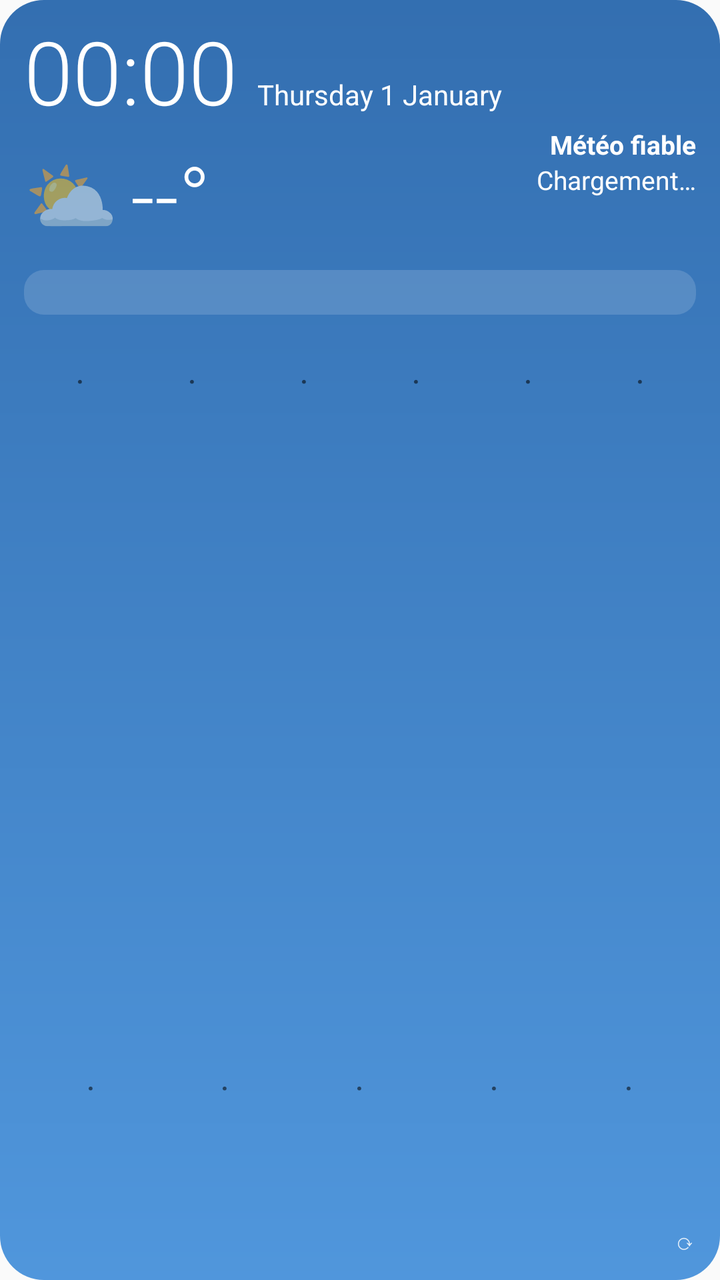
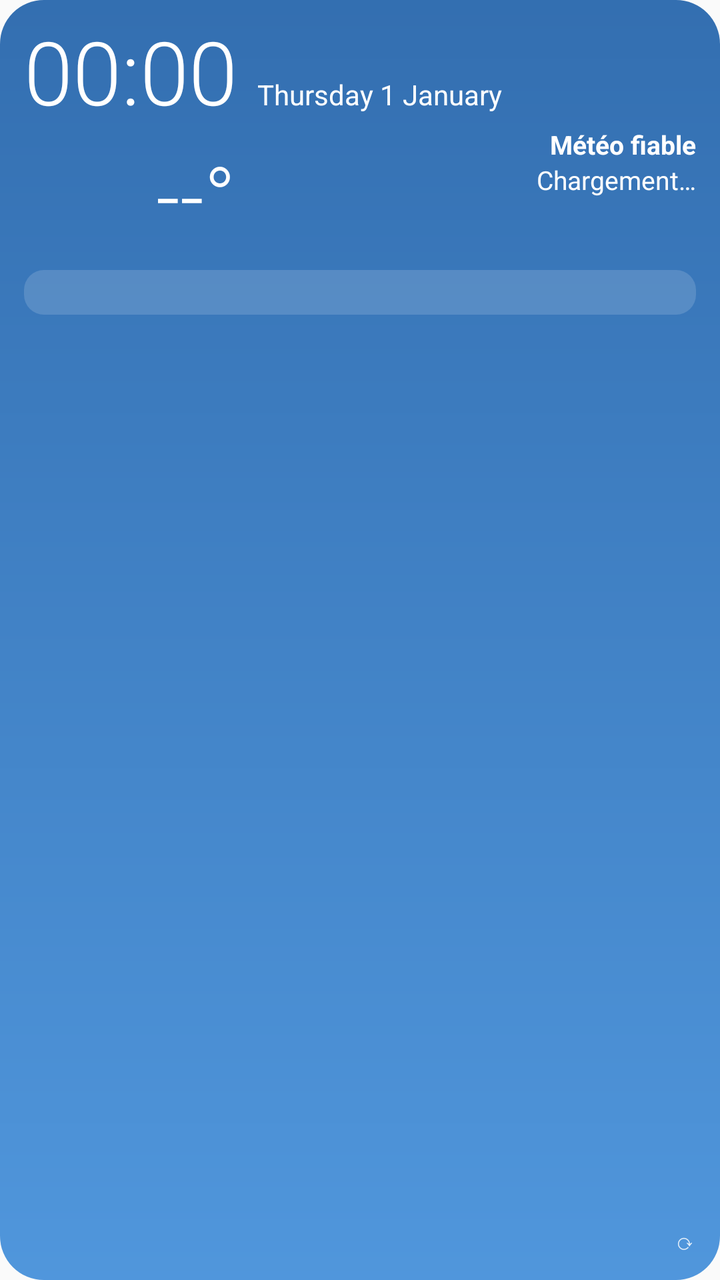

Two renders of the same Android screen: before a commit and after it. Below are the layout's source before the change and the commit's diff.
<!-- AndroidManifest.xml: application theme android:Theme.Material.Light.NoActionBar -->
<!-- res/layout/widget_large.xml -->
<?xml version="1.0" encoding="utf-8"?>
<FrameLayout xmlns:android="http://schemas.android.com/apk/res/android"
    android:id="@+id/root"
    android:layout_width="match_parent"
    android:layout_height="match_parent">

    
    <ImageView
        android:id="@+id/bg"
        android:layout_width="match_parent"
        android:layout_height="match_parent"
        android:contentDescription="@null"
        android:scaleType="fitXY"
        android:src="@drawable/widget_bg" />

<LinearLayout
    android:id="@+id/content"
    android:layout_width="match_parent"
    android:layout_height="match_parent"
    android:orientation="vertical"
    android:padding="12dp">

    <LinearLayout
        android:id="@+id/clock_row"
        android:layout_width="match_parent"
        android:layout_height="wrap_content"
        android:gravity="bottom"
        android:orientation="horizontal">
        <TextClock
            android:id="@+id/clock"
            android:layout_width="wrap_content"
            android:layout_height="wrap_content"
            android:fontFamily="sans-serif-light"
            android:format12Hour="HH:mm"
            android:format24Hour="HH:mm"
            android:includeFontPadding="false"
            android:textColor="#FFFFFF"
            android:textSize="44sp" />
        <TextClock
            android:id="@+id/date"
            style="@style/WText"
            android:layout_width="0dp"
            android:layout_weight="1"
            android:layout_marginStart="10dp"
            android:paddingBottom="5dp"
            android:ellipsize="end"
            android:format12Hour="EEEE d MMMM"
            android:format24Hour="EEEE d MMMM"
            android:textSize="14sp" />
    </LinearLayout>



    <LinearLayout
        android:layout_width="match_parent"
        android:layout_height="wrap_content"
        android:gravity="center_vertical"
        android:orientation="horizontal">

        <TextView
            android:id="@+id/icon"
            android:layout_width="wrap_content"
            android:layout_height="wrap_content"
            android:textSize="38sp"
            android:text="⛅" />

        <TextView
            android:id="@+id/temp"
            android:layout_width="wrap_content"
            android:layout_height="wrap_content"
            android:layout_marginStart="6dp"
            android:fontFamily="sans-serif-light"
            android:textColor="#FFFFFF"
            android:textSize="42sp"
            android:text="--°" />

        <LinearLayout
            android:layout_width="0dp"
            android:layout_height="wrap_content"
            android:layout_weight="1"
            android:gravity="end"
            android:orientation="vertical">
            <TextClock android:id="@+id/clock_small" style="@style/WText" android:textStyle="bold" android:textSize="15sp" android:format12Hour="HH:mm" android:format24Hour="HH:mm" android:visibility="gone" />
            <TextView android:id="@+id/place" style="@style/WText" android:textStyle="bold" android:text="Météo fiable" />
            <TextView android:id="@+id/cond" style="@style/WText" android:text="Chargement…" />
            <TextView android:id="@+id/minmax" style="@style/WSmall" android:text="" />
            <TextView android:id="@+id/wind" style="@style/WText" android:textStyle="bold" android:text="" />
        </LinearLayout>
    </LinearLayout>

    <TextView
        android:id="@+id/alert"
        android:layout_width="match_parent"
        android:layout_height="wrap_content"
        android:layout_marginTop="4dp"
        android:background="@drawable/alert_bg"
        android:paddingStart="8dp"
        android:paddingTop="3dp"
        android:paddingEnd="8dp"
        android:paddingBottom="3dp"
        android:textColor="#FFFFFF"
        android:textSize="12sp"
        android:textStyle="bold"
        android:maxLines="1"
        android:ellipsize="end"
        android:visibility="gone"
        android:text="" />

    <TextView
        android:id="@+id/rain"
        android:layout_width="match_parent"
        android:layout_height="wrap_content"
        android:layout_marginTop="4dp"
        android:background="@drawable/chip_bg"
        android:paddingStart="8dp"
        android:paddingTop="3dp"
        android:paddingEnd="8dp"
        android:paddingBottom="3dp"
        android:textColor="#FFFFFF"
        android:textSize="12sp"
        android:maxLines="1"
        android:ellipsize="end"
        android:text="" />

    <LinearLayout
        android:id="@+id/hours"
        android:layout_width="match_parent"
        android:layout_height="wrap_content"
        android:layout_marginTop="6dp"
        android:orientation="horizontal">
        <LinearLayout
            android:layout_width="0dp"
            android:layout_height="wrap_content"
            android:layout_weight="1"
            android:gravity="center_horizontal"
            android:orientation="vertical">
            <TextView android:id="@+id/h0_t" style="@style/WSmall" android:text="" />
            <TextView android:id="@+id/h0_icon" android:layout_width="wrap_content" android:layout_height="wrap_content" android:textSize="18sp" android:text="·" />
            <TextView android:id="@+id/h0_temp" style="@style/WBold" android:text="" />
            <TextView android:id="@+id/h0_wind" style="@style/WWind" android:text="" />
        </LinearLayout>
        <LinearLayout
            android:layout_width="0dp"
            android:layout_height="wrap_content"
            android:layout_weight="1"
            android:gravity="center_horizontal"
            android:orientation="vertical">
            <TextView android:id="@+id/h1_t" style="@style/WSmall" android:text="" />
            <TextView android:id="@+id/h1_icon" android:layout_width="wrap_content" android:layout_height="wrap_content" android:textSize="18sp" android:text="·" />
            <TextView android:id="@+id/h1_temp" style="@style/WBold" android:text="" />
            <TextView android:id="@+id/h1_wind" style="@style/WWind" android:text="" />
        </LinearLayout>
        <LinearLayout
            android:layout_width="0dp"
            android:layout_height="wrap_content"
            android:layout_weight="1"
            android:gravity="center_horizontal"
            android:orientation="vertical">
            <TextView android:id="@+id/h2_t" style="@style/WSmall" android:text="" />
            <TextView android:id="@+id/h2_icon" android:layout_width="wrap_content" android:layout_height="wrap_content" android:textSize="18sp" android:text="·" />
            <TextView android:id="@+id/h2_temp" style="@style/WBold" android:text="" />
            <TextView android:id="@+id/h2_wind" style="@style/WWind" android:text="" />
        </LinearLayout>
        <LinearLayout
            android:layout_width="0dp"
            android:layout_height="wrap_content"
            android:layout_weight="1"
            android:gravity="center_horizontal"
            android:orientation="vertical">
            <TextView android:id="@+id/h3_t" style="@style/WSmall" android:text="" />
            <TextView android:id="@+id/h3_icon" android:layout_width="wrap_content" android:layout_height="wrap_content" android:textSize="18sp" android:text="·" />
            <TextView android:id="@+id/h3_temp" style="@style/WBold" android:text="" />
            <TextView android:id="@+id/h3_wind" style="@style/WWind" android:text="" />
        </LinearLayout>
        <LinearLayout
            android:layout_width="0dp"
            android:layout_height="wrap_content"
            android:layout_weight="1"
            android:gravity="center_horizontal"
            android:orientation="vertical">
            <TextView android:id="@+id/h4_t" style="@style/WSmall" android:text="" />
            <TextView android:id="@+id/h4_icon" android:layout_width="wrap_content" android:layout_height="wrap_content" android:textSize="18sp" android:text="·" />
            <TextView android:id="@+id/h4_temp" style="@style/WBold" android:text="" />
            <TextView android:id="@+id/h4_wind" style="@style/WWind" android:text="" />
        </LinearLayout>
        <LinearLayout
            android:layout_width="0dp"
            android:layout_height="wrap_content"
            android:layout_weight="1"
            android:gravity="center_horizontal"
            android:orientation="vertical">
            <TextView android:id="@+id/h5_t" style="@style/WSmall" android:text="" />
            <TextView android:id="@+id/h5_icon" android:layout_width="wrap_content" android:layout_height="wrap_content" android:textSize="18sp" android:text="·" />
            <TextView android:id="@+id/h5_temp" style="@style/WBold" android:text="" />
            <TextView android:id="@+id/h5_wind" style="@style/WWind" android:text="" />
        </LinearLayout>
    </LinearLayout>

    <ImageView
        android:id="@+id/chart"
        android:layout_width="match_parent"
        android:layout_height="0dp"
        android:layout_weight="1"
        android:minHeight="60dp"
        android:layout_marginTop="6dp"
        android:scaleType="fitXY"
        android:contentDescription="Vent et pluie sur 24 h" />

    <LinearLayout
        android:id="@+id/days"
        android:layout_width="match_parent"
        android:layout_height="wrap_content"
        android:layout_marginTop="6dp"
        android:orientation="horizontal">
        <LinearLayout
            android:layout_width="0dp"
            android:layout_height="wrap_content"
            android:layout_weight="1"
            android:gravity="center_horizontal"
            android:orientation="vertical">
            <TextView android:id="@+id/d0_t" style="@style/WSmall" android:text="" />
            <TextView android:id="@+id/d0_icon" android:layout_width="wrap_content" android:layout_height="wrap_content" android:textSize="18sp" android:text="·" />
            <TextView android:id="@+id/d0_temp" style="@style/WBold" android:text="" />
            <TextView android:id="@+id/d0_wind" style="@style/WWind" android:text="" />
        </LinearLayout>
        <LinearLayout
            android:layout_width="0dp"
            android:layout_height="wrap_content"
            android:layout_weight="1"
            android:gravity="center_horizontal"
            android:orientation="vertical">
            <TextView android:id="@+id/d1_t" style="@style/WSmall" android:text="" />
            <TextView android:id="@+id/d1_icon" android:layout_width="wrap_content" android:layout_height="wrap_content" android:textSize="18sp" android:text="·" />
            <TextView android:id="@+id/d1_temp" style="@style/WBold" android:text="" />
            <TextView android:id="@+id/d1_wind" style="@style/WWind" android:text="" />
        </LinearLayout>
        <LinearLayout
            android:layout_width="0dp"
            android:layout_height="wrap_content"
            android:layout_weight="1"
            android:gravity="center_horizontal"
            android:orientation="vertical">
            <TextView android:id="@+id/d2_t" style="@style/WSmall" android:text="" />
            <TextView android:id="@+id/d2_icon" android:layout_width="wrap_content" android:layout_height="wrap_content" android:textSize="18sp" android:text="·" />
            <TextView android:id="@+id/d2_temp" style="@style/WBold" android:text="" />
            <TextView android:id="@+id/d2_wind" style="@style/WWind" android:text="" />
        </LinearLayout>
        <LinearLayout
            android:layout_width="0dp"
            android:layout_height="wrap_content"
            android:layout_weight="1"
            android:gravity="center_horizontal"
            android:orientation="vertical">
            <TextView android:id="@+id/d3_t" style="@style/WSmall" android:text="" />
            <TextView android:id="@+id/d3_icon" android:layout_width="wrap_content" android:layout_height="wrap_content" android:textSize="18sp" android:text="·" />
            <TextView android:id="@+id/d3_temp" style="@style/WBold" android:text="" />
            <TextView android:id="@+id/d3_wind" style="@style/WWind" android:text="" />
        </LinearLayout>
        <LinearLayout
            android:layout_width="0dp"
            android:layout_height="wrap_content"
            android:layout_weight="1"
            android:gravity="center_horizontal"
            android:orientation="vertical">
            <TextView android:id="@+id/d4_t" style="@style/WSmall" android:text="" />
            <TextView android:id="@+id/d4_icon" android:layout_width="wrap_content" android:layout_height="wrap_content" android:textSize="18sp" android:text="·" />
            <TextView android:id="@+id/d4_temp" style="@style/WBold" android:text="" />
            <TextView android:id="@+id/d4_wind" style="@style/WWind" android:text="" />
        </LinearLayout>
    </LinearLayout>

    <TextView
        android:id="@+id/sessions"
        style="@style/WSmall"
        android:layout_width="match_parent"
        android:layout_marginTop="4dp"
        android:maxLines="2"
        android:singleLine="false"
        android:text="" />

    <LinearLayout
        android:layout_width="match_parent"
        android:layout_height="wrap_content"
        android:layout_marginTop="4dp"
        android:orientation="horizontal">
        <TextView
            android:id="@+id/footer"
            style="@style/WSmall"
            android:layout_width="0dp"
            android:layout_weight="1"
            android:ellipsize="end"
            android:text="" />
        <TextView
            android:id="@+id/refresh"
            style="@style/WSmall"
            android:paddingStart="10dp"
            android:text="⟳" />
    </LinearLayout>
</LinearLayout>
</FrameLayout>
<!-- resources referenced by this layout -->
<resources>
  <!-- drawable alert_bg (drawable) -->
  <?xml version="1.0" encoding="utf-8"?>
  <shape xmlns:android="http://schemas.android.com/apk/res/android" android:shape="rectangle">
      <solid android:color="#CCE8590C" />
      <corners android:radius="10dp" />
  </shape>
  <!-- drawable chip_bg (drawable) -->
  <?xml version="1.0" encoding="utf-8"?>
  <shape xmlns:android="http://schemas.android.com/apk/res/android" android:shape="rectangle">
      <solid android:color="#26FFFFFF" />
      <corners android:radius="10dp" />
  </shape>
  <!-- drawable widget_bg (drawable) -->
  <?xml version="1.0" encoding="utf-8"?>
  <shape xmlns:android="http://schemas.android.com/apk/res/android" android:shape="rectangle">
      <gradient android:angle="300" android:startColor="#E61D5FA8" android:endColor="#E63D8BD8" />
      <corners android:radius="22dp" />
  </shape>
  <style name="WBold" parent="WText">
          <item name="android:textStyle">bold</item>
      </style>
  <style name="WSmall" parent="WText">
          <item name="android:textColor">#D9FFFFFF</item>
          <item name="android:textSize">11sp</item>
      </style>
  <style name="WText">
          <item name="android:layout_width">wrap_content</item>
          <item name="android:layout_height">wrap_content</item>
          <item name="android:textColor">#FFFFFF</item>
          <item name="android:textSize">13sp</item>
          <item name="android:maxLines">1</item>
      </style>
  <style name="WWind" parent="WText">
          <item name="android:textColor">#111111</item>
          <item name="android:textSize">11sp</item>
          <item name="android:paddingStart">5dp</item>
          <item name="android:paddingEnd">5dp</item>
          <item name="android:layout_marginTop">2dp</item>
      </style>
</resources>

<!-- the commit's change to res/layout/widget_large.xml (unified diff, before → after) -->
@@ -57,12 +57,22 @@
         android:gravity="center_vertical"
         android:orientation="horizontal">
 
-        <TextView
-            android:id="@+id/icon"
-            android:layout_width="wrap_content"
-            android:layout_height="wrap_content"
-            android:textSize="38sp"
-            android:text="⛅" />
+        
+    <ViewFlipper
+        android:id="@+id/icon_anim"
+        android:layout_width="60dp"
+        android:layout_height="60dp"
+        android:autoStart="true"
+        android:flipInterval="160">
+        <ImageView android:id="@+id/icon_f0" android:layout_width="60dp" android:layout_height="60dp" android:contentDescription="@null" />
+        <ImageView android:id="@+id/icon_f1" android:layout_width="60dp" android:layout_height="60dp" android:contentDescription="@null" />
+        <ImageView android:id="@+id/icon_f2" android:layout_width="60dp" android:layout_height="60dp" android:contentDescription="@null" />
+        <ImageView android:id="@+id/icon_f3" android:layout_width="60dp" android:layout_height="60dp" android:contentDescription="@null" />
+        <ImageView android:id="@+id/icon_f4" android:layout_width="60dp" android:layout_height="60dp" android:contentDescription="@null" />
+        <ImageView android:id="@+id/icon_f5" android:layout_width="60dp" android:layout_height="60dp" android:contentDescription="@null" />
+        <ImageView android:id="@+id/icon_f6" android:layout_width="60dp" android:layout_height="60dp" android:contentDescription="@null" />
+        <ImageView android:id="@+id/icon_f7" android:layout_width="60dp" android:layout_height="60dp" android:contentDescription="@null" />
+    </ViewFlipper>
 
         <TextView
             android:id="@+id/temp"
@@ -135,7 +145,7 @@
             android:gravity="center_horizontal"
             android:orientation="vertical">
             <TextView android:id="@+id/h0_t" style="@style/WSmall" android:text="" />
-            <TextView android:id="@+id/h0_icon" android:layout_width="wrap_content" android:layout_height="wrap_content" android:textSize="18sp" android:text="·" />
+            <ImageView android:id="@+id/h0_icon" android:layout_width="26dp" android:layout_height="26dp" android:layout_marginTop="1dp" android:contentDescription="@null" />
             <TextView android:id="@+id/h0_temp" style="@style/WBold" android:text="" />
             <TextView android:id="@+id/h0_wind" style="@style/WWind" android:text="" />
         </LinearLayout>
@@ -146,7 +156,7 @@
             android:gravity="center_horizontal"
             android:orientation="vertical">
             <TextView android:id="@+id/h1_t" style="@style/WSmall" android:text="" />
-            <TextView android:id="@+id/h1_icon" android:layout_width="wrap_content" android:layout_height="wrap_content" android:textSize="18sp" android:text="·" />
+            <ImageView android:id="@+id/h1_icon" android:layout_width="26dp" android:layout_height="26dp" android:layout_marginTop="1dp" android:contentDescription="@null" />
             <TextView android:id="@+id/h1_temp" style="@style/WBold" android:text="" />
             <TextView android:id="@+id/h1_wind" style="@style/WWind" android:text="" />
         </LinearLayout>
@@ -157,7 +167,7 @@
             android:gravity="center_horizontal"
             android:orientation="vertical">
             <TextView android:id="@+id/h2_t" style="@style/WSmall" android:text="" />
-            <TextView android:id="@+id/h2_icon" android:layout_width="wrap_content" android:layout_height="wrap_content" android:textSize="18sp" android:text="·" />
+            <ImageView android:id="@+id/h2_icon" android:layout_width="26dp" android:layout_height="26dp" android:layout_marginTop="1dp" android:contentDescription="@null" />
             <TextView android:id="@+id/h2_temp" style="@style/WBold" android:text="" />
             <TextView android:id="@+id/h2_wind" style="@style/WWind" android:text="" />
         </LinearLayout>
@@ -168,7 +178,7 @@
             android:gravity="center_horizontal"
             android:orientation="vertical">
             <TextView android:id="@+id/h3_t" style="@style/WSmall" android:text="" />
-            <TextView android:id="@+id/h3_icon" android:layout_width="wrap_content" android:layout_height="wrap_content" android:textSize="18sp" android:text="·" />
+            <ImageView android:id="@+id/h3_icon" android:layout_width="26dp" android:layout_height="26dp" android:layout_marginTop="1dp" android:contentDescription="@null" />
             <TextView android:id="@+id/h3_temp" style="@style/WBold" android:text="" />
             <TextView android:id="@+id/h3_wind" style="@style/WWind" android:text="" />
         </LinearLayout>
@@ -179,7 +189,7 @@
             android:gravity="center_horizontal"
             android:orientation="vertical">
             <TextView android:id="@+id/h4_t" style="@style/WSmall" android:text="" />
-            <TextView android:id="@+id/h4_icon" android:layout_width="wrap_content" android:layout_height="wrap_content" android:textSize="18sp" android:text="·" />
+            <ImageView android:id="@+id/h4_icon" android:layout_width="26dp" android:layout_height="26dp" android:layout_marginTop="1dp" android:contentDescription="@null" />
             <TextView android:id="@+id/h4_temp" style="@style/WBold" android:text="" />
             <TextView android:id="@+id/h4_wind" style="@style/WWind" android:text="" />
         </LinearLayout>
@@ -190,7 +200,7 @@
             android:gravity="center_horizontal"
             android:orientation="vertical">
             <TextView android:id="@+id/h5_t" style="@style/WSmall" android:text="" />
-            <TextView android:id="@+id/h5_icon" android:layout_width="wrap_content" android:layout_height="wrap_content" android:textSize="18sp" android:text="·" />
+            <ImageView android:id="@+id/h5_icon" android:layout_width="26dp" android:layout_height="26dp" android:layout_marginTop="1dp" android:contentDescription="@null" />
             <TextView android:id="@+id/h5_temp" style="@style/WBold" android:text="" />
             <TextView android:id="@+id/h5_wind" style="@style/WWind" android:text="" />
         </LinearLayout>
@@ -219,7 +229,7 @@
             android:gravity="center_horizontal"
             android:orientation="vertical">
             <TextView android:id="@+id/d0_t" style="@style/WSmall" android:text="" />
-            <TextView android:id="@+id/d0_icon" android:layout_width="wrap_content" android:layout_height="wrap_content" android:textSize="18sp" android:text="·" />
+            <ImageView android:id="@+id/d0_icon" android:layout_width="26dp" android:layout_height="26dp" android:layout_marginTop="1dp" android:contentDescription="@null" />
             <TextView android:id="@+id/d0_temp" style="@style/WBold" android:text="" />
             <TextView android:id="@+id/d0_wind" style="@style/WWind" android:text="" />
         </LinearLayout>
@@ -230,7 +240,7 @@
             android:gravity="center_horizontal"
             android:orientation="vertical">
             <TextView android:id="@+id/d1_t" style="@style/WSmall" android:text="" />
-            <TextView android:id="@+id/d1_icon" android:layout_width="wrap_content" android:layout_height="wrap_content" android:textSize="18sp" android:text="·" />
+            <ImageView android:id="@+id/d1_icon" android:layout_width="26dp" android:layout_height="26dp" android:layout_marginTop="1dp" android:contentDescription="@null" />
             <TextView android:id="@+id/d1_temp" style="@style/WBold" android:text="" />
             <TextView android:id="@+id/d1_wind" style="@style/WWind" android:text="" />
         </LinearLayout>
@@ -241,7 +251,7 @@
             android:gravity="center_horizontal"
             android:orientation="vertical">
             <TextView android:id="@+id/d2_t" style="@style/WSmall" android:text="" />
-            <TextView android:id="@+id/d2_icon" android:layout_width="wrap_content" android:layout_height="wrap_content" android:textSize="18sp" android:text="·" />
+            <ImageView android:id="@+id/d2_icon" android:layout_width="26dp" android:layout_height="26dp" android:layout_marginTop="1dp" android:contentDescription="@null" />
             <TextView android:id="@+id/d2_temp" style="@style/WBold" android:text="" />
             <TextView android:id="@+id/d2_wind" style="@style/WWind" android:text="" />
         </LinearLayout>
@@ -252,7 +262,7 @@
             android:gravity="center_horizontal"
             android:orientation="vertical">
             <TextView android:id="@+id/d3_t" style="@style/WSmall" android:text="" />
-            <TextView android:id="@+id/d3_icon" android:layout_width="wrap_content" android:layout_height="wrap_content" android:textSize="18sp" android:text="·" />
+            <ImageView android:id="@+id/d3_icon" android:layout_width="26dp" android:layout_height="26dp" android:layout_marginTop="1dp" android:contentDescription="@null" />
             <TextView android:id="@+id/d3_temp" style="@style/WBold" android:text="" />
             <TextView android:id="@+id/d3_wind" style="@style/WWind" android:text="" />
         </LinearLayout>
@@ -263,7 +273,7 @@
             android:gravity="center_horizontal"
             android:orientation="vertical">
             <TextView android:id="@+id/d4_t" style="@style/WSmall" android:text="" />
-            <TextView android:id="@+id/d4_icon" android:layout_width="wrap_content" android:layout_height="wrap_content" android:textSize="18sp" android:text="·" />
+            <ImageView android:id="@+id/d4_icon" android:layout_width="26dp" android:layout_height="26dp" android:layout_marginTop="1dp" android:contentDescription="@null" />
             <TextView android:id="@+id/d4_temp" style="@style/WBold" android:text="" />
             <TextView android:id="@+id/d4_wind" style="@style/WWind" android:text="" />
         </LinearLayout>
